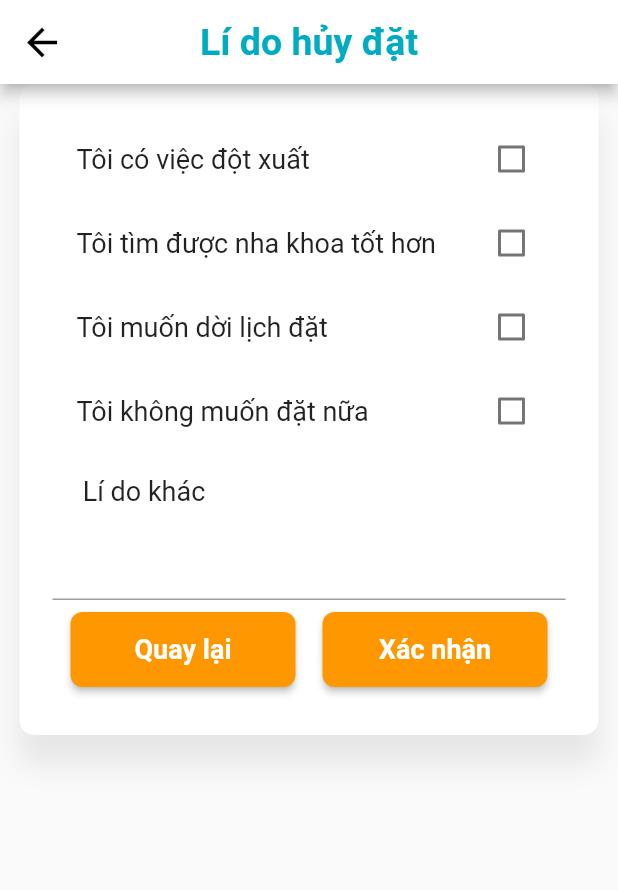
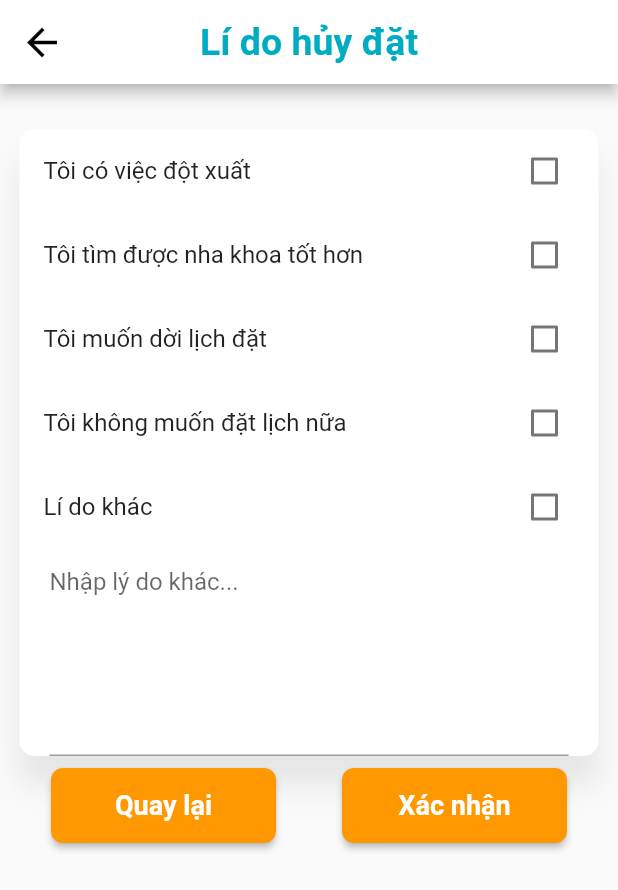
Before and after one commit to Balleys1900/DentistProject, a Flutter app: the CancelHistoryService screen opened directly, on a phone screen of 412 x 824 dp. Shown: the top 890 px of the screen. Run offline on Flutter 3.47's test engine with Material 2 defaults, Android fonts, the phone set to English and light mode, and no system bars; our stand-ins replace carousel_slider, fluttertoast, table_calendar.

Commit message:
Update UI

```diff
--- a/flutter_dentist_app/lib/screens/history/cancelHistoryService.dart
+++ b/flutter_dentist_app/lib/screens/history/cancelHistoryService.dart
@@ -10,10 +10,13 @@ class CancelHistoryService extends StatefulWidget {
 }
 
 class _CancelHistoryServiceState extends State<CancelHistoryService> {
-  bool valuefirst = false;
-  bool valuesecond = false;
-  bool valuethird = false;
-  bool valuefourth = false;
+  Map<String, bool> values = {
+    'Tôi có việc đột xuất': false,
+    'Tôi tìm được nha khoa tốt hơn': false,
+    'Tôi muốn dời lịch đặt': false,
+    'Tôi không muốn đặt lịch nữa': false,
+    'Lí do khác': false,
+  };
 
   @override
   Widget build(BuildContext context) {
@@ -41,9 +44,13 @@ class _CancelHistoryServiceState extends State<CancelHistoryService> {
           ),
           backgroundColor: Colors.white,
         ),
-        body: ListView(scrollDirection: Axis.vertical, children: [
+        body: ListView(
+          children: [
+            SingleChildScrollView(
+              child: Column(
+                children: [
                   Container(
-            margin: EdgeInsets.only(left: 13, right: 13),
+                    margin: EdgeInsets.only(left: 13, right: 13, top: 30),
                     decoration: BoxDecoration(
                       borderRadius: BorderRadius.circular(10),
                       color: Colors.white,
@@ -59,90 +66,40 @@ class _CancelHistoryServiceState extends State<CancelHistoryService> {
                     ),
                     child: Column(
                       children: [
-                Container(
-                    padding: new EdgeInsets.all(22.0),
-                    child: Column(
-                      children: <Widget>[
-                        SizedBox(
-                          width: 10,
-                        ),
-                        CheckboxListTile(
-                          title: const Text(
-                            'Tôi có việc đột xuất',
-                            style: TextStyle(
-                              fontSize: 18,
-                            ),
-                          ),
-                          value: this.valuefirst,
+                        ListView(
+                          scrollDirection: Axis.vertical,
+                          shrinkWrap: true,
+                          children: values.keys.map((String key) {
+                            return new CheckboxListTile(
+                              title: new Text(key),
+                              value: values[key],
                               onChanged: (bool? value) {
                                 setState(() {
-                              this.valuefirst = value!;
+                                  values[key] = value!;
                                 });
                               },
-                        ),
-                        CheckboxListTile(
-                          controlAffinity: ListTileControlAffinity.trailing,
-                          title: const Text(
-                            'Tôi tìm được nha khoa tốt hơn',
-                            style: TextStyle(
-                              fontSize: 18,
-                            ),
-                          ),
-                          value: this.valuesecond,
-                          onChanged: (bool? value) {
-                            setState(() {
-                              this.valuesecond = value!;
-                            });
-                          },
-                        ),
-                        CheckboxListTile(
-                          title: const Text(
-                            'Tôi muốn dời lịch đặt',
-                            style: TextStyle(
-                              fontSize: 18,
-                            ),
-                          ),
-                          value: this.valuethird,
-                          onChanged: (bool? value) {
-                            setState(() {
-                              this.valuethird = value!;
-                            });
-                          },
-                        ),
-                        CheckboxListTile(
-                          title: const Text(
-                            'Tôi không muốn đặt nữa',
-                            style: TextStyle(
-                              fontSize: 18,
-                            ),
-                          ),
-                          value: this.valuefourth,
-                          onChanged: (bool? value) {
-                            setState(() {
-                              this.valuefourth = value!;
-                            });
-                          },
+                            );
+                          }).toList(),
                         ),
                         Container(
-                          margin: EdgeInsets.only(right: 220, top: 15),
-                          child: Text(
-                            'Lí do khác',
-                            style: TextStyle(
-                              fontSize: 18,
-                            ),
-                          ),
-                        ),
-                        TextFormField(
+                          margin: EdgeInsets.only(left: 20, right: 20),
+                          child: TextFormField(
+                            decoration:
+                                InputDecoration(hintText: 'Nhập lý do khác...'),
                             minLines:
-                              2, // any number you need (It works as the rows for the textarea)
+                                6, // any number you need (It works as the rows for the textarea)
                             keyboardType: TextInputType.multiline,
                             maxLines: null,
+                          ),
+                        )
+                      ],
+                    ),
                   ),
                   Container(
                     margin: EdgeInsets.only(
                         left: 12, right: 12, top: 8, bottom: 10),
                     child: Row(
-                            mainAxisAlignment: MainAxisAlignment.spaceBetween,
+                      mainAxisAlignment: MainAxisAlignment.spaceAround,
                       children: [
                         SizedBox(
                           height: 50,
@@ -204,11 +161,10 @@ class _CancelHistoryServiceState extends State<CancelHistoryService> {
                     ),
                   ),
                 ],
-                    )),
+              ),
+            ),
           ],
         ),
-          ),
-        ]),
       ),
     );
   }
--- a/flutter_dentist_app/lib/screens/history/detailsHistoryBooked.dart
+++ b/flutter_dentist_app/lib/screens/history/detailsHistoryBooked.dart
@@ -4,7 +4,11 @@ import 'package:flutter_dentist_app/screens/history/cancelHistoryService.dart';
 import 'package:flutter_dentist_app/screens/history/historyBooking.dart';
 
 class DetailsHistoryBooked extends StatelessWidget {
-  const DetailsHistoryBooked({Key? key}) : super(key: key);
+  final String bookingId;
+  const DetailsHistoryBooked({
+    Key? key,
+    required this.bookingId,
+  }) : super(key: key);
 
   @override
   Widget build(BuildContext context) {
```
Also changed, not shown: flutter_dentist_app/lib/api/http_service_booking.dart (+21 -0 lines), flutter_dentist_app/lib/screens/history/historyBooking.dart (+12 -25 lines). Lines whose indentation alone changed are shown as unchanged.
